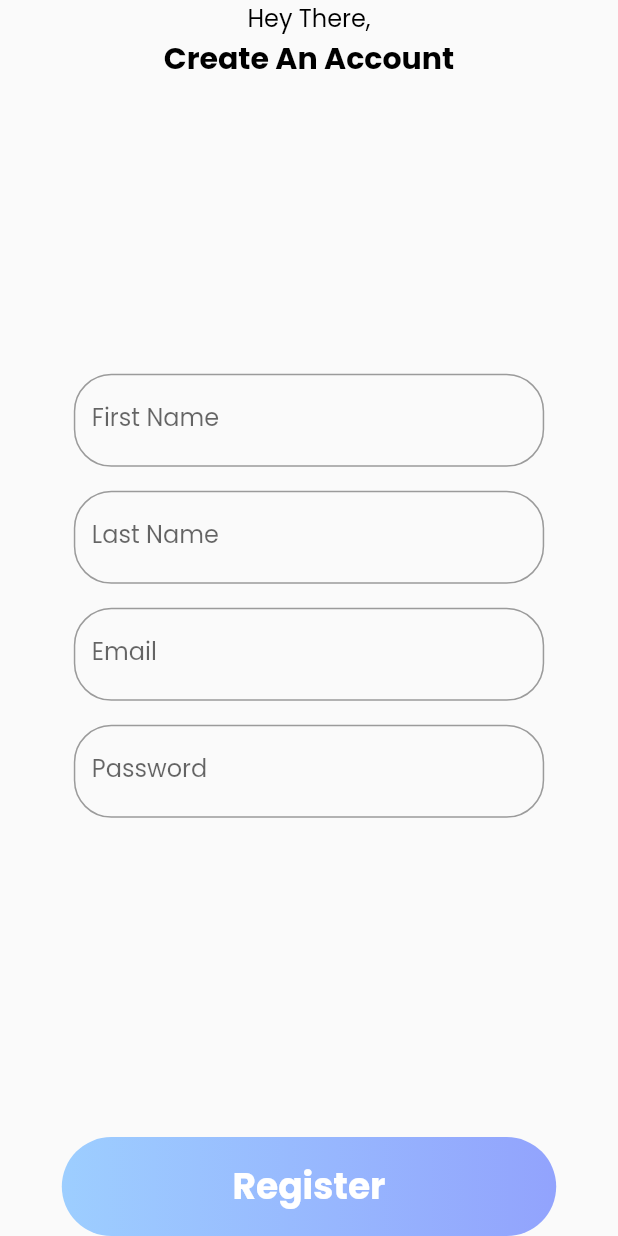
After one commit to raghavguptaeng/fit_me2.0, a Flutter app: the SignUp screen opened by its route, on a phone screen of 412 x 824 dp. The commit adds this screen. Run offline on Flutter 3.47's test engine with Material 2 defaults, Android fonts, the phone set to English and light mode, and no system bars; our stand-ins replace google_fonts.

Commit message:
Signup screen partially made

```diff
--- /dev/null
+++ b/lib/Authentication/Signup/sign_up.dart
@@ -0,0 +1,147 @@
+import 'package:fit_me/constants.dart';
+import 'package:flutter/material.dart';
+
+class SignUp extends StatelessWidget {
+  const SignUp({Key? key}) : super(key: key);
+  static String id = '/Signup';
+  @override
+  Widget build(BuildContext context) {
+    var width = MediaQuery.of(context).size.width;
+    var height = MediaQuery.of(context).size.height;
+    return Scaffold(
+      body: SafeArea(
+        child: Column(
+          mainAxisAlignment: MainAxisAlignment.spaceBetween,
+          crossAxisAlignment: CrossAxisAlignment.center,
+          children: [
+            TopHeading(),
+            SizedBox(
+              height: height * 0.4,
+              width: width * 0.8,
+              child: ListView(
+                children: [
+                  Padding(
+                    padding: const EdgeInsets.all(8.0),
+                    child: TextFormField(
+                      decoration: InputDecoration(
+                        labelText: "First Name",
+                        fillColor: Colors.white,
+                        border: OutlineInputBorder(
+                          borderRadius: BorderRadius.circular(25.0),
+                          borderSide: BorderSide(),
+                        ),
+                      ),
+                      onChanged: (value){
+
+                      },
+                      keyboardType: TextInputType.emailAddress,
+                      style: TextStyle(
+                        fontFamily: "Poppins",
+                      ),
+                    ),
+                  ),
+                  Padding(
+                    padding: const EdgeInsets.all(8.0),
+                    child: TextFormField(
+                      decoration: InputDecoration(
+                        labelText: "Last Name",
+                        fillColor: Colors.white,
+                        border: OutlineInputBorder(
+                          borderRadius: BorderRadius.circular(25.0),
+                          borderSide: BorderSide(),
+                        ),
+                      ),
+                      onChanged: (value){
+
+                      },
+                      keyboardType: TextInputType.emailAddress,
+                      style: TextStyle(
+                        fontFamily: "Poppins",
+                      ),
+                    ),
+                  ),
+                  Padding(
+                    padding: const EdgeInsets.all(8.0),
+                    child: TextFormField(
+                      decoration: InputDecoration(
+                        labelText: "Email",
+                        fillColor: Colors.white,
+                        border: OutlineInputBorder(
+                          borderRadius: BorderRadius.circular(25.0),
+                          borderSide: BorderSide(),
+                        ),
+                      ),
+                      onChanged: (value){
+
+                      },
+                      keyboardType: TextInputType.emailAddress,
+                      style: TextStyle(
+                        fontFamily: "Poppins",
+                      ),
+                    ),
+                  ),
+                  Padding(
+                    padding: const EdgeInsets.all(8.0),
+                    child: TextFormField(
+                      decoration: InputDecoration(
+                        labelText: "Password",
+                        fillColor: Colors.white,
+                        border: OutlineInputBorder(
+                          borderRadius: BorderRadius.circular(25.0),
+                          borderSide: BorderSide(),
+                        ),
+                      ),
+                      onChanged: (value){
+
+                      },
+                      keyboardType: TextInputType.emailAddress,
+                      style: TextStyle(
+                        fontFamily: "Poppins",
+                      ),
+                    ),
+                  ),
+                ],
+              ),
+            ),
+            Container(
+              child: Column(
+                children: [
+                  Container(
+                    height: height*0.08,
+                    width: width*0.8,
+                    decoration: kRoundedBigButton,
+                    child: Center(
+                      child: Text("Register",style: kBigTextHeading.copyWith(color: Colors.white),),
+                    ),
+                  ),
+
+                ],
+              ),
+            ),
+          ],
+        ),
+      ),
+    );
+  }
+
+  Container TopHeading() {
+    return Container(
+      child: Center(
+        child: Column(
+          children: [
+            Text(
+              "Hey There,",
+              style: kSubTextStyle.copyWith(
+                fontSize: 16,
+              ),
+            ),
+            Text(
+              "Create An Account",
+              style: kBigTextHeading.copyWith(fontSize: 20),
+            ),
+          ],
+        ),
+      ),
+    );
+  }
+}
--- a/lib/Splash Screens/splash_4.dart
+++ b/lib/Splash Screens/splash_4.dart
@@ -1,3 +1,4 @@
+import 'package:fit_me/Authentication/Signup/sign_up.dart';
 import 'package:fit_me/constants.dart';
 import 'package:flutter/material.dart';
 import 'package:google_fonts/google_fonts.dart';
@@ -15,7 +16,7 @@ class Splash4 extends StatelessWidget {
         subText: "Improve the quality of your sleep with us, good quality sleep can bring a good mood in the morning",
         img: "splash4.png",
         butt: "splash4_button.png",
-        nextScr: "",
+        nextScr: SignUp.id,
       ),
     );
   }
--- a/lib/main.dart
+++ b/lib/main.dart
@@ -1,3 +1,4 @@
+import 'package:fit_me/Authentication/Signup/sign_up.dart';
 import 'package:fit_me/Splash%20Screens/splash_1.dart';
 import 'package:fit_me/Splash%20Screens/welcome.dart';
 import 'package:flutter/material.dart';
@@ -22,6 +23,7 @@ class init extends StatelessWidget {
         Splash2.id:(context)=>Splash2(),
         Splash3.id:(context)=>Splash3(),
         Splash4.id:(context)=>Splash4(),
+        SignUp.id:(context)=>SignUp(),
       },
     );
   }
```
